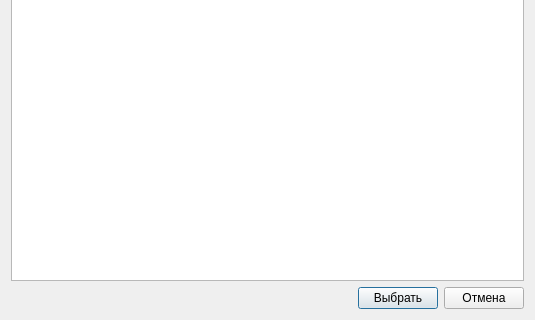
First picture: the form in resources/ui/select_test_dialog.ui, repository rymatoi/new-uniskad, before the edit; both pictures show x 0 to 535 and y 184 to 504 of the 535 by 504 pixel window.
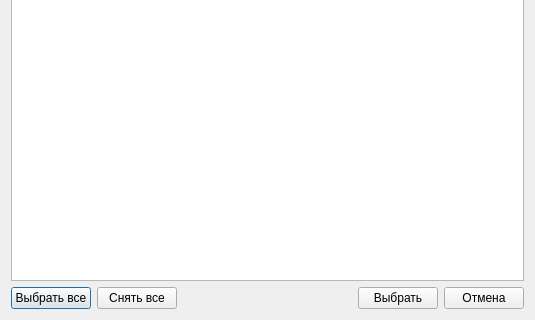
Second picture: the form after the edit.

Patch:
```diff
--- a/resources/ui/select_test_dialog.ui
+++ b/resources/ui/select_test_dialog.ui
@@ -21,6 +21,20 @@
                     </item>
                     <item row="2" column="0">
                         <layout class="QHBoxLayout" name="horizontalLayout">
+                            <item>
+                                <widget class="QPushButton" name="selectAllButton">
+                                    <property name="text">
+                                        <string>Выбрать все</string>
+                                    </property>
+                                </widget>
+                            </item>
+                            <item>
+                                <widget class="QPushButton" name="clearAllButton">
+                                    <property name="text">
+                                        <string>Снять все</string>
+                                    </property>
+                                </widget>
+                            </item>
                             <item>
                                 <spacer name="horizontalSpacer">
                                     <property name="orientation">
```
